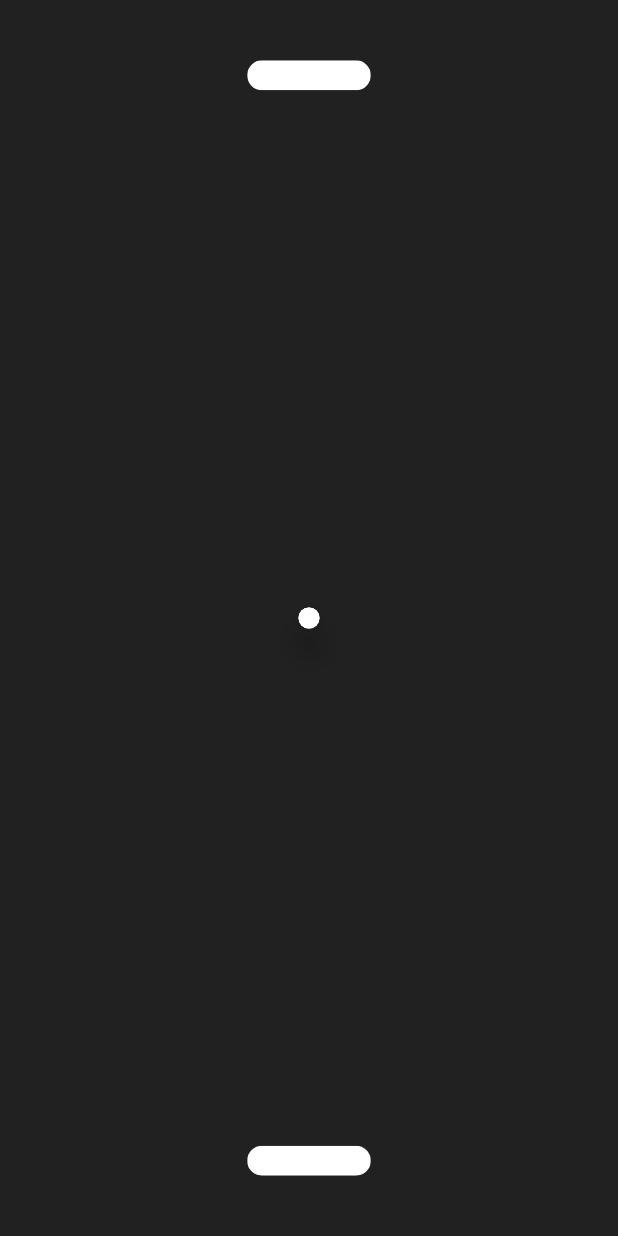
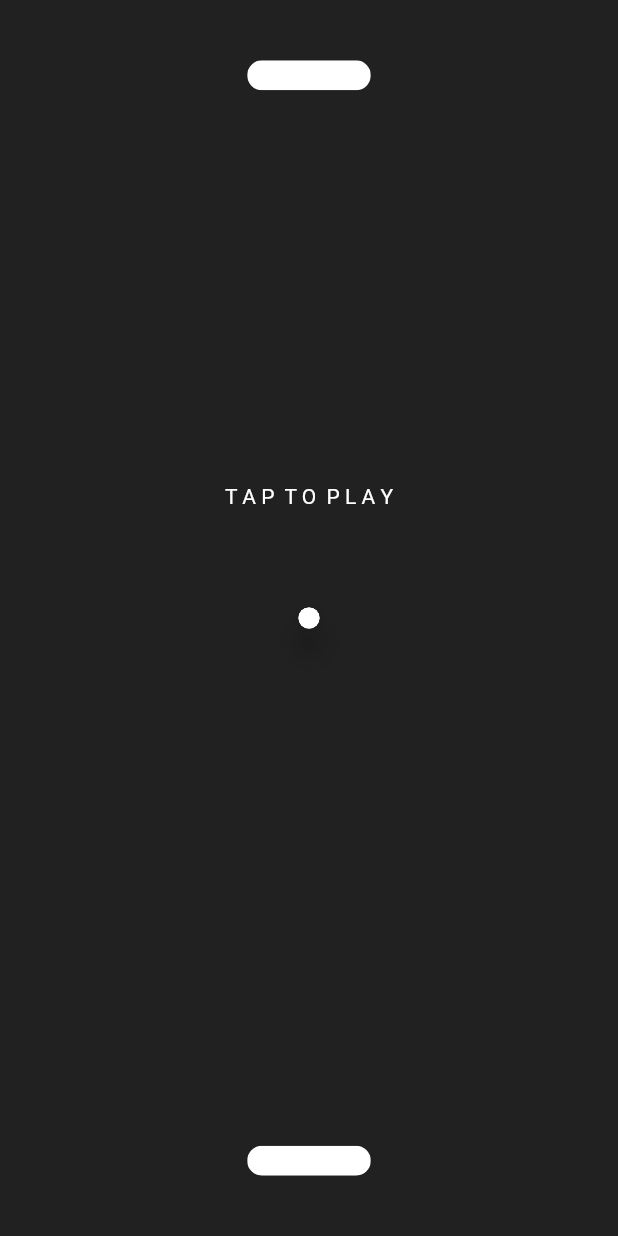
Before and after one commit to manil-123/pong-game-with-bloc, a Flutter app: the screen it shows after launch, on a phone screen of 412 x 824 dp. Run offline on Flutter 3.47's test engine with Material 2 defaults, Android fonts, the phone set to English and light mode, and no system bars; drawn by our look-alikes of avatar_glow; our stand-ins replace equatable, flutter_bloc.

```diff
--- a/lib/views/screens/home_screen.dart
+++ b/lib/views/screens/home_screen.dart
@@ -2,6 +2,7 @@ import 'package:flutter/material.dart';
 import 'package:pong_game/constants/colors.dart';
 import 'package:pong_game/views/widgets/ball.dart';
 import 'package:pong_game/views/widgets/brick.dart';
+import 'package:pong_game/views/widgets/cover_screen.dart';
 
 class HomeScreen extends StatefulWidget {
   const HomeScreen({super.key});
@@ -17,7 +18,9 @@ class _HomeScreenState extends State<HomeScreen> {
       backgroundColor: AppColors.scaffoldBackgroundColor,
       body: Center(
         child: Stack(
-          children: [
+          children: const [
+            //Cover screen
+            CoverScreen(),
             //top brick
             MyBrick(
               x: 0,
--- /dev/null
+++ b/lib/views/widgets/cover_screen.dart
@@ -0,0 +1,18 @@
+import 'package:flutter/material.dart';
+
+class CoverScreen extends StatelessWidget {
+  const CoverScreen({super.key});
+
+  @override
+  Widget build(BuildContext context) {
+    return Container(
+      alignment: const Alignment(0, -0.2),
+      child: const Text(
+        'T A P  T O  P L A Y',
+        style: TextStyle(
+          color: Colors.white,
+        ),
+      ),
+    );
+  }
+}
--- a/pubspec.yaml
+++ b/pubspec.yaml
@@ -36,8 +36,9 @@ dependencies:
   # The following adds the Cupertino Icons font to your application.
   # Use with the CupertinoIcons class for iOS style icons.
   cupertino_icons: ^1.0.2
+  avatar_glow:
+  equatable: ^2.0.5
   flutter_bloc: ^8.1.2
-  avatar_glow:
 
 dev_dependencies:
   flutter_test:
```
Also changed, not shown: lib/cubits/game_cubit.dart (added, +13 -0 lines), lib/cubits/game_state.dart (added, +30 -0 lines), pubspec.lock.
